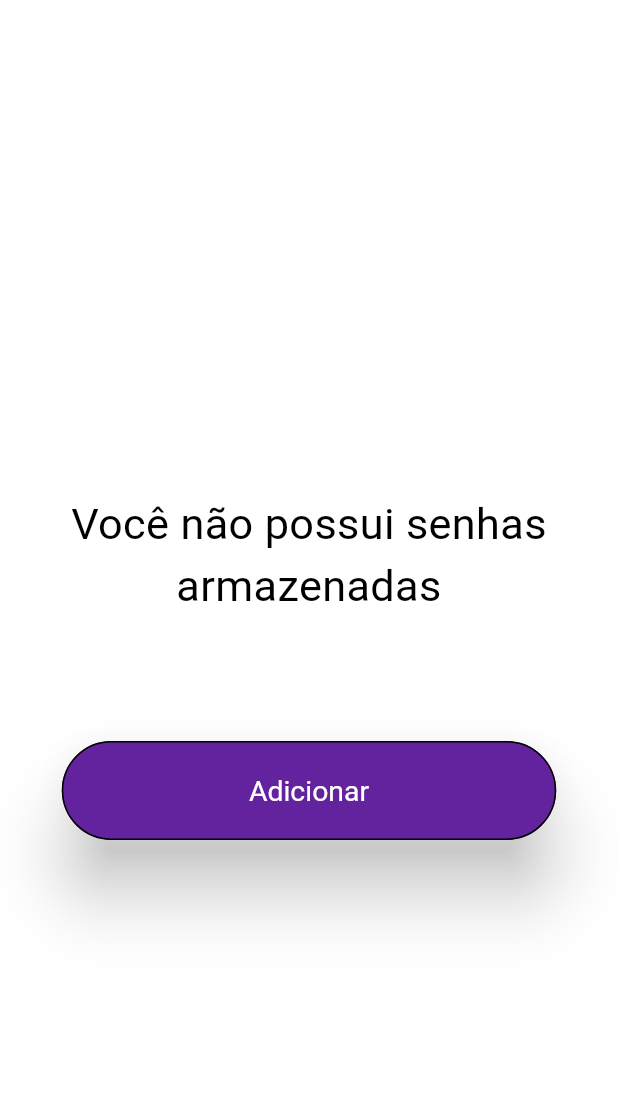
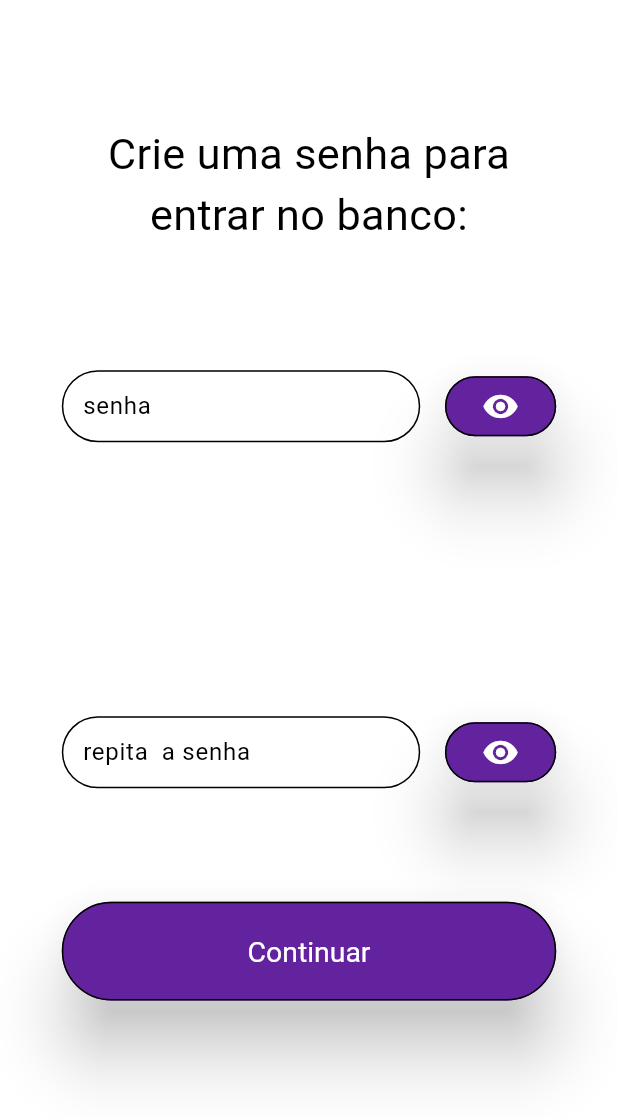
Before and after one commit to ogabrielinacio/password_manager, a Flutter app: the screen it shows after launch, after a tap on "Adicionar", on a phone screen of 412 x 824 dp. Shown: the top 1119 px of the screen. Run offline on Flutter 3.47's test engine with Material 2 defaults, Android fonts, the phone set to English and light mode, and no system bars; our stand-ins replace bloc, dartz, equatable, flutter_bloc, flutter_spinkit, hive and 2 more; accounts and stored records are empty; generated files the repository leaves out were written again; Roboto replaces fonts that are missing (Arimo).

Commit message:
define password view

```diff
--- a/lib/src/components/app_widget.dart
+++ b/lib/src/components/app_widget.dart
@@ -2,6 +2,7 @@ import 'package:flutter/material.dart';
 import 'package:password_manager/src/features/bloc/mixins/initial_storage_mixin.dart';
 import 'package:password_manager/src/features/bloc/mixins/password_manager_mixin.dart';
 import 'package:password_manager/src/features/bloc/storage_bloc.dart';
+import 'package:password_manager/src/features/presenter/define_password/define_password.dart';
 import 'package:password_manager/src/features/presenter/lock_screen/lock_screen.dart';
 import 'package:password_manager/src/components/splash_screen.dart';
 
@@ -27,6 +28,7 @@ class AppWidget extends StatelessWidget {
         routes: {
           '/splash': (_) => const SplashScreenView(),
           '/lock': (_) => const LockScreen(),
+          '/definePassword': (_) => const DefinePassword(),
         },
       ),
     );
--- a/lib/src/components/splash_screen.dart
+++ b/lib/src/components/splash_screen.dart
@@ -30,7 +30,6 @@ class _SplashScreenViewState extends State<SplashScreenView> {
   Widget build(BuildContext context) {
     final theme = Theme.of(context);
     final colorScheme = theme.colorScheme;
-    // double sizeWidth = MediaQuery.of(context).size.width;
     double sizeHeight = MediaQuery.of(context).size.height;
 
     return Container(
--- /dev/null
+++ b/lib/src/features/presenter/define_password/check_equal_pass_form.dart
@@ -0,0 +1,272 @@
+import 'package:flutter/material.dart';
+import 'package:password_manager/src/features/presenter/define_password/form_title.dart';
+import 'package:password_manager/src/shared/validation_mixins/validations_mixin.dart';
+
+class CheckEqualPassWordForm extends StatefulWidget {
+  final GlobalKey<FormState> formKey;
+  final GlobalKey<FormState> confirmFormKey;
+  final FocusNode focusNode;
+  final GlobalKey<FormState>? currentPassformKey;
+  final FocusNode? currentPassfocusNode;
+  final String title;
+  final bool changepass;
+  final ScrollController scrollController;
+  final TextEditingController controller;
+  const CheckEqualPassWordForm({
+    Key? key,
+    required this.formKey,
+    required this.confirmFormKey,
+    required this.focusNode,
+    required this.title,
+    required this.controller,
+    this.changepass = false,
+    this.currentPassformKey,
+    this.currentPassfocusNode,
+    required this.scrollController,
+  }) : super(key: key);
+
+  @override
+  State<CheckEqualPassWordForm> createState() => _CheckEqualPassWordFormState();
+}
+
+class _CheckEqualPassWordFormState extends State<CheckEqualPassWordForm>
+    with ValidationMixin {
+  bool repeatIsObscureText = true;
+  bool isObscureText = true;
+  final passController = TextEditingController();
+  final currentPassController = TextEditingController();
+  final FocusNode confirmFocusNode = FocusNode();
+  @override
+  Widget build(BuildContext context) {
+    final theme = Theme.of(context);
+    final colorScheme = theme.colorScheme;
+    double sizeWidth = MediaQuery.of(context).size.width;
+    double sizeHeight = MediaQuery.of(context).size.height;
+    void scrollList(double size) {
+      widget.scrollController.animateTo(
+        sizeHeight * size,
+        curve: Curves.linear,
+        duration: const Duration(milliseconds: 500),
+      );
+    }
+
+    return Column(
+      children: [
+        Visibility(
+          visible: widget.changepass,
+          child: Column(
+            children: [
+              Row(
+                mainAxisAlignment: MainAxisAlignment.spaceBetween,
+                children: [
+                  Align(
+                    alignment: Alignment.topLeft,
+                    child: Form(
+                      key: widget.currentPassformKey,
+                      child: SizedBox(
+                        width: sizeWidth * 0.5,
+                        height: sizeHeight * 0.12,
+                        child: TextFormField(
+                          obscureText: isObscureText,
+                          focusNode: widget.currentPassfocusNode,
+                          controller: currentPassController,
+                          autovalidateMode: AutovalidateMode.onUserInteraction,
+                          decoration: const InputDecoration(
+                            hintText: 'senha',
+                          ),
+                          validator: (value) => combine([
+                            () => isNotEmpty(value),
+                            () => hasTwelveChars(value),
+                          ]),
+                          onFieldSubmitted: (value) {
+                            if (widget.currentPassformKey!.currentState!
+                                .validate()) {
+                              FocusScope.of(context)
+                                  .requestFocus(widget.focusNode);
+                            }
+                          },
+                        ),
+                      ),
+                    ),
+                  ),
+                  SizedBox(
+                    width: sizeWidth * 0.18,
+                    height: sizeHeight * 0.12,
+                    child: Align(
+                      alignment: Alignment.topCenter,
+                      child: SizedBox(
+                        width: sizeWidth * 0.18,
+                        child: ElevatedButton(
+                          onPressed: () {
+                            setState(() {
+                              isObscureText = !isObscureText;
+                            });
+                          },
+                          child: Icon(
+                            isObscureText
+                                ? Icons.remove_red_eye
+                                : Icons.lock_outline,
+                            color: colorScheme.onSurface,
+                            size: sizeWidth * 0.06,
+                          ),
+                        ),
+                      ),
+                    ),
+                  ),
+                ],
+              ),
+              SizedBox(
+                width: sizeWidth * 0.9,
+                child: const FormTitle(
+                  title: 'Digite a nova senha de configuração:',
+                ),
+              ),
+              SizedBox(
+                // height: 2.h,
+                height: sizeHeight * 0.02,
+              ),
+            ],
+          ),
+        ),
+        Row(
+          mainAxisAlignment: MainAxisAlignment.spaceBetween,
+          children: [
+            Align(
+              alignment: Alignment.topLeft,
+              child: Form(
+                key: widget.formKey,
+                child: SizedBox(
+                  width: sizeWidth * 0.58,
+                  height: sizeHeight * 0.15,
+                  child: TextFormField(
+                    controller: passController,
+                    obscureText: repeatIsObscureText,
+                    focusNode: widget.focusNode,
+                    autovalidateMode: AutovalidateMode.onUserInteraction,
+                    decoration: const InputDecoration(
+                      hintText: 'senha',
+                    ),
+                    validator: (value) => combine([
+                      () => isNotEmpty(value),
+                      () => hasTwelveChars(value),
+                      if (widget.changepass)
+                        () => notEqualInputs(
+                              value,
+                              currentPassController.text,
+                              'A nova senha não pode ser igual a antiga',
+                            )
+                    ]),
+                    onFieldSubmitted: (value) {
+                      if (widget.formKey.currentState!.validate()) {
+                        FocusScope.of(context).requestFocus(confirmFocusNode);
+                        if (widget.changepass) scrollList(0.2);
+                      }
+                    },
+                  ),
+                ),
+              ),
+            ),
+            SizedBox(
+              width: sizeWidth * 0.18,
+              height: sizeHeight * 0.15,
+              child: Align(
+                alignment: Alignment.topCenter,
+                child: SizedBox(
+                  width: sizeWidth * 0.18,
+                  child: ElevatedButton(
+                    onPressed: () {
+                      setState(() {
+                        repeatIsObscureText = !repeatIsObscureText;
+                      });
+                    },
+                    child: Icon(
+                      repeatIsObscureText
+                          ? Icons.remove_red_eye
+                          : Icons.lock_outline,
+                      color: colorScheme.onSurface,
+                      size: sizeWidth * 0.06,
+                    ),
+                  ),
+                ),
+              ),
+            ),
+          ],
+        ),
+        SizedBox(
+          height: sizeHeight * 0.05,
+        ),
+        SizedBox(
+          width: sizeWidth * 0.9,
+          child: FormTitle(
+            title: widget.title,
+          ),
+        ),
+        SizedBox(
+          child: Row(
+            mainAxisAlignment: MainAxisAlignment.spaceBetween,
+            children: [
+              Align(
+                alignment: Alignment.topLeft,
+                child: Form(
+                  key: widget.confirmFormKey,
+                  child: SizedBox(
+                    width: sizeWidth * 0.58,
+                    height: sizeHeight * 0.15,
+                    child: TextFormField(
+                      controller: widget.controller,
+                      obscureText: repeatIsObscureText,
+                      focusNode: confirmFocusNode,
+                      autovalidateMode: AutovalidateMode.onUserInteraction,
+                      decoration: const InputDecoration(
+                        hintText: 'repita  a senha',
+                      ),
+                      validator: (value) => combine([
+                        () => isNotEmpty(value),
+                        () => hasTwelveChars(value),
+                        () => equalInputs(value, passController.text,
+                            'As senha não são iguais'),
+                      ]),
+                      onFieldSubmitted: (value) {
+                        if (widget.confirmFormKey.currentState!.validate()) {
+                          if (widget.changepass) {
+                            scrollList(0.4);
+                          } else {
+                            scrollList(0.2);
+                          }
+                        }
+                      },
+                    ),
+                  ),
+                ),
+              ),
+              SizedBox(
+                width: sizeWidth * 0.18,
+                height: sizeHeight * 0.15,
+                child: Align(
+                  alignment: Alignment.topCenter,
+                  child: SizedBox(
+                    width: sizeWidth * 0.18,
+                    child: ElevatedButton(
+                      onPressed: () {
+                        setState(() {
+                          repeatIsObscureText = !repeatIsObscureText;
+                        });
+                      },
+                      child: Icon(
+                        repeatIsObscureText
+                            ? Icons.remove_red_eye
+                            : Icons.lock_outline,
+                        color: colorScheme.onSurface,
+                        size: sizeWidth * 0.06,
+                      ),
+                    ),
+                  ),
+                ),
+              ),
+            ],
+          ),
+        ),
+      ],
+    );
+  }
+}
--- /dev/null
+++ b/lib/src/features/presenter/define_password/define_password.dart
@@ -0,0 +1,83 @@
+import 'package:flutter/material.dart';
+import 'package:password_manager/src/features/presenter/define_password/check_equal_pass_form.dart';
+import 'package:password_manager/src/shared/validation_mixins/validations_mixin.dart';
+
+class DefinePassword extends StatefulWidget {
+  const DefinePassword({super.key});
+  @override
+  State<DefinePassword> createState() => _DefinePasswordState();
+}
+
+class _DefinePasswordState extends State<DefinePassword> with ValidationMixin {
+  final _passkey = GlobalKey<FormState>();
+  final _confirmPasskey = GlobalKey<FormState>();
+  final FocusNode _passFocusNode = FocusNode();
+  final TextEditingController _passController = TextEditingController();
+  ScrollController scrollController = ScrollController();
+  @override
+  Widget build(BuildContext context) {
+    final theme = Theme.of(context);
+    final colorScheme = theme.colorScheme;
+    double sizeWidth = MediaQuery.of(context).size.width;
+    double sizeHeight = MediaQuery.of(context).size.height;
+    return Scaffold(
+      resizeToAvoidBottomInset: false,
+      body: Container(
+        color: colorScheme.background,
+        height: sizeHeight,
+        child: Padding(
+          padding: EdgeInsets.only(
+            right: sizeWidth * 0.1,
+            left: sizeWidth * 0.1,
+          ),
+          child: SingleChildScrollView(
+            controller: scrollController,
+            child: Column(
+              mainAxisAlignment: MainAxisAlignment.center,
+              children: [
+                SizedBox(height:  sizeHeight * 0.1,),
+                Text(
+                  'Crie uma senha para entrar no banco:',
+                  textAlign: TextAlign.center,
+                  style: TextStyle(
+                      color: colorScheme.onSurfaceVariant,
+                      fontSize: sizeHeight * 0.035),
+                ),
+                SizedBox(height: sizeHeight * 0.1),
+                CheckEqualPassWordForm(
+                  formKey: _passkey,
+                  confirmFormKey: _confirmPasskey,
+                  focusNode: _passFocusNode,
+                  controller: _passController,
+                  title: 'Repita a senha de configuração:',
+                  scrollController: scrollController,
+                ),
+                SizedBox(
+                  height: sizeHeight * 0.08,
+                  width: sizeWidth * 0.8,
+                  child: ElevatedButton(
+                    onPressed: () {
+                    },
+                    child: Text(
+                      'Continuar',
+                      textAlign: TextAlign.center,
+                      style: TextStyle(
+                          color: colorScheme.onSurface,
+                          fontSize: sizeHeight * 0.023),
+                    ),
+                  ),
+                ),
+                SizedBox(height:  sizeHeight * 0.1,),
+                Padding(
+                  padding: EdgeInsets.only(
+                    bottom: MediaQuery.of(context).viewInsets.bottom,
+                  ),
+                ),
+              ],
+            ),
+          ),
+        ),
+      ),
+    );
+  }
+}
--- /dev/null
+++ b/lib/src/features/presenter/define_password/form_title.dart
@@ -0,0 +1,23 @@
+import 'package:flutter/material.dart';
+
+class FormTitle extends StatelessWidget {
+  final String title;
+  const FormTitle({
+    Key? key,
+    required this.title,
+  }) : super(key: key);
+
+  @override
+  Widget build(BuildContext context) {
+    return SizedBox(
+      height: MediaQuery.of(context).size.height * 0.08,
+      child: Text(
+        title,
+        textAlign: TextAlign.left,
+        style: TextStyle(
+          fontSize: MediaQuery.of(context).size.height / 40,
+        ),
+      ),
+    );
+  }
+}
--- a/lib/src/features/presenter/lock_screen/lock_screen.dart
+++ b/lib/src/features/presenter/lock_screen/lock_screen.dart
@@ -28,12 +28,19 @@ class _LockScreenState extends State<LockScreen> {
     return Scaffold(
       body: Container(
         color: colorScheme.background,
-        child: BlocBuilder<InitialPasswordStorageMixin, StorageState>(
+        child: Padding(
+          padding: EdgeInsets.only(
+            right: sizeWidth * 0.1,
+            left: sizeWidth * 0.1,
+          ),
+          child: Column(
+            mainAxisAlignment: MainAxisAlignment.center,
+            children: [
+              BlocBuilder<InitialPasswordStorageMixin, StorageState>(
                 builder: (context, state) {
                   if (state is StorageStateReadAll) {
                     return Column(
                       children: [
-                  SizedBox(height: sizeHeight * 0.4),
                         Text(
                           'Digite a senha para entrar no banco',
                           textAlign: TextAlign.center,
@@ -47,7 +54,6 @@ class _LockScreenState extends State<LockScreen> {
                   } else if (state is StorageStateEmptyList) {
                     return Column(
                       children: [
-                  SizedBox(height: sizeHeight * 0.4),
                         Text(
                           'Você não possui senhas armazenadas',
                           textAlign: TextAlign.center,
@@ -61,7 +67,7 @@ class _LockScreenState extends State<LockScreen> {
                           width: sizeWidth * 0.8,
                           child: ElevatedButton(
                             onPressed: () {
-                        Navigator.pushNamed(context, '');
+                              Navigator.pushNamed(context, '/definePassword');
                             },
                             child: Text(
                               'Adicionar',
@@ -96,6 +102,9 @@ class _LockScreenState extends State<LockScreen> {
                   }
                 },
               ),
+            ],
+          ),
+        ),
       ),
     );
   }
--- a/lib/src/shared/components/appbar.dart
+++ b/lib/src/shared/components/appbar.dart
@@ -6,14 +6,12 @@ class CustomAppBar extends StatelessWidget implements PreferredSizeWidget {
   final AppBar appBar;
   final String title;
   final bool isfirst;
-  final bool showConfirmDialog;
 
   const CustomAppBar({
     Key? key,
     required this.appBar,
     required this.title,
     this.isfirst = false,
-    this.showConfirmDialog = false,
   }) : super(key: key);
   @override
   Widget build(BuildContext context) {
--- /dev/null
+++ b/lib/src/shared/validation_mixins/validations_mixin.dart
@@ -0,0 +1,41 @@
+mixin ValidationMixin {
+  String? isNotEmpty(String? value, [String? message]) {
+    if (value!.isEmpty) {
+      return message ?? 'Digite um texto';
+    } else {
+      return null;
+    }
+  }
+
+  String? hasTwelveChars(String? value, [String? message]) {
+    if (value!.length < 12) {
+      return message ?? 'Deve-se usar pelo menos 12 caracteres';
+    } else {
+      return null;
+    }
+  }
+
+  String? equalInputs(String? value, String? value2, [String? message]) {
+    if (value != value2) {
+      return message ?? 'Os valores não são iguais';
+    } else {
+      return null;
+    }
+  }
+
+  String? notEqualInputs(String? value, String? value2, [String? message]) {
+    if (value == value2) {
+      return message ?? 'Os valores são iguais';
+    } else {
+      return null;
+    }
+  }
+
+  String? combine(List<String? Function()> validators) {
+    for (final func in validators) {
+      final validation = func();
+      if (validation != null) return validation;
+    }
+    return null;
+  }
+}
--- a/lib/src/shared/validation_mixins/validations_mixins.dart
+++ /dev/null
@@ -1,17 +0,0 @@
-mixin ValidationMixin {
-  String? isNotEmpty(String? value, [String? message]) {
-    if (value!.isEmpty) {
-      return message ?? 'Digite um texto';
-    } else {
-      return null;
-    }
-  }
-
-  String? combine(List<String? Function()> validators) {
-    for (final func in validators) {
-      final validation = func();
-      if (validation != null) return validation;
-    }
-    return null;
-  }
-}
```
Lines whose indentation alone changed are shown as unchanged.
